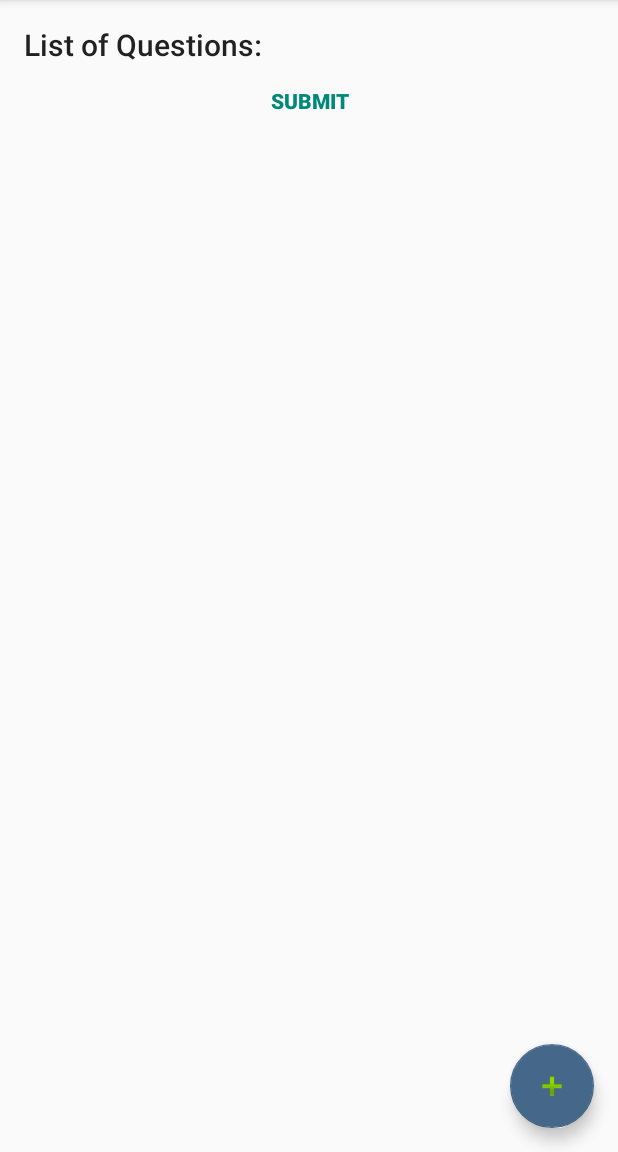
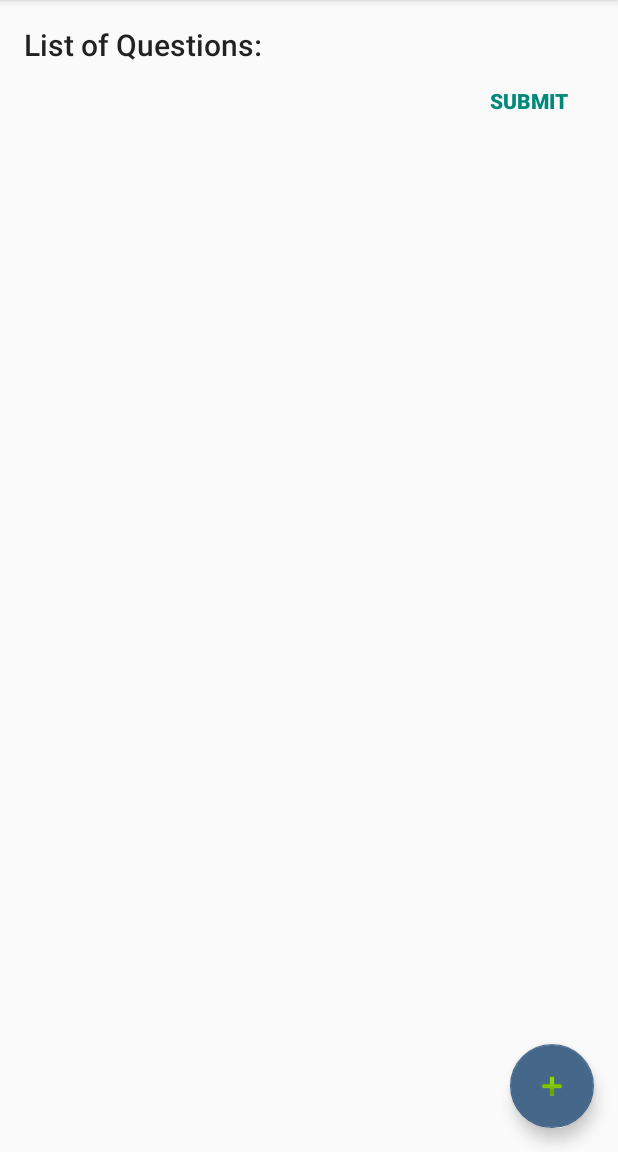
Before and after one commit to suganshakya/SurveyApp, an Android app: the ListQuestionActivity screen opened directly, with no data from a screen before it, on a phone screen of 412 x 824 dp, the part 84-1236 px from its top. Run offline under Robolectric (Android 15) with nearby library versions, the phone set to English and light mode, and no system bars; 1 statement that could not run was skipped.

Commit message:
Upload Question From File

```diff
--- a/app/src/main/AndroidManifest.xml
+++ b/app/src/main/AndroidManifest.xml
@@ -4,6 +4,8 @@
 
     <!-- To access Google+ APIs: -->
     <uses-permission android:name="android.permission.INTERNET" />
+    <uses-permission android:name="android.permission.READ_EXTERNAL_STORAGE" />
+
 
     <application
         android:name="android.support.multidex.MultiDexApplication"
--- a/app/src/main/java/survey/shakya/sugan/surveyapp/activity/TableActivity.java
+++ b/app/src/main/java/survey/shakya/sugan/surveyapp/activity/TableActivity.java
@@ -226,6 +226,10 @@ public class TableActivity extends AppCompatActivity {
 
         System.out.println(responseList);
 
+        if(responseList == null){
+            return;
+        }
+
         for (Response response : responseList) {
             TableRow tablerow = new TableRow(context);
             if (count % 2 == 0) {
--- a/app/src/main/res/layout/content_list_question.xml
+++ b/app/src/main/res/layout/content_list_question.xml
@@ -24,20 +24,21 @@
             android:textAppearance="@style/Base.TextAppearance.AppCompat.Title"
             android:text="@string/list_of_question" />
 
-        <ListView
-            android:id="@+id/list_view_question"
-            android:layout_width="match_parent"
-            android:layout_height="wrap_content" />
-
         <Button
             android:id="@+id/button_submit_response"
             android:layout_width="wrap_content"
             android:layout_height="wrap_content"
-            android:layout_gravity="center"
+            android:layout_gravity="right"
             android:background="@color/transparent"
             android:onClick="submitResponse"
             android:text="Submit"
             android:textColor="@color/darkGreen"
             android:textStyle="bold" />
+
+        <ListView
+            android:id="@+id/list_view_question"
+            android:layout_width="match_parent"
+            android:layout_height="wrap_content"
+            />
     </LinearLayout>
 </RelativeLayout>
--- /dev/null
+++ b/app/src/main/res/menu/question_menu.xml
@@ -0,0 +1,10 @@
+<menu xmlns:android="http://schemas.android.com/apk/res/android"
+    xmlns:app="http://schemas.android.com/apk/res-auto"
+    xmlns:tools="http://schemas.android.com/tools"
+    tools:context="survey.shakya.sugan.surveyapp.MainActivity">
+    <item
+        android:id="@+id/question_settings"
+        android:orderInCategory="100"
+        android:title="@string/question_settings"
+        app:showAsAction="never" />
+</menu>
--- a/app/src/main/res/values/strings.xml
+++ b/app/src/main/res/values/strings.xml
@@ -2,6 +2,7 @@
     <string name="app_name">Survey Application</string>
     <string name="action_settings">Settings</string>
     <string name="survey_settings">Table</string>
+    <string name="question_settings">Upload From File</string>
     <string name="title_activity_list_survey">List of Survey</string>
     <string name="list_of_survey">List of Surveys:</string>
     <string name="list_of_question">List of Questions:</string>
```
Also changed, not shown: app/src/main/java/survey/shakya/sugan/surveyapp/activity/ListQuestionActivity.java (+118 -1 lines), app/src/main/java/survey/shakya/sugan/surveyapp/model/Question.java (+5 -12 lines).
